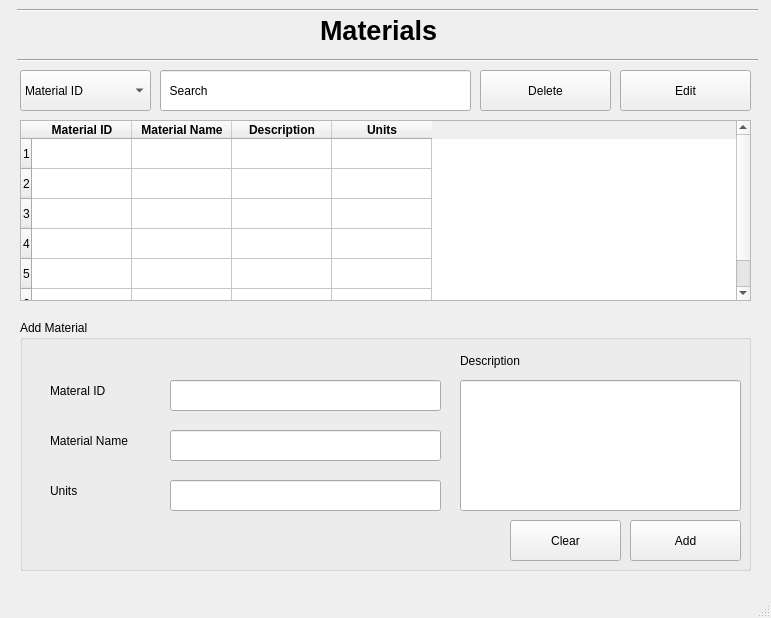
The window that Screens/Materials.ui (basil-ali-khan/Inventory-Management-System) describes before a commit, drawn with Qt 5.
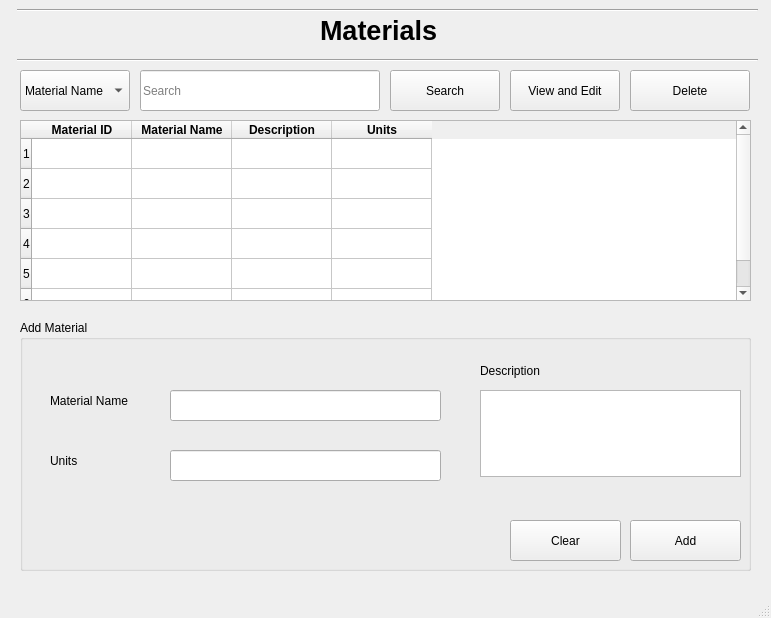
The same window after the commit.

Commit message: Delete functionality added

```diff
--- a/Screens/Materials.ui
+++ b/Screens/Materials.ui
@@ -123,15 +123,10 @@
      <rect>
       <x>20</x>
       <y>70</y>
-      <width>131</width>
+      <width>110</width>
       <height>41</height>
      </rect>
     </property>
-    <item>
-     <property name="text">
-      <string>Material ID</string>
-     </property>
-    </item>
     <item>
      <property name="text">
       <string>Material Name</string>
@@ -151,27 +146,30 @@
    <widget class="QLineEdit" name="lineEdit">
     <property name="geometry">
      <rect>
-      <x>160</x>
+      <x>140</x>
       <y>70</y>
-      <width>311</width>
+      <width>240</width>
       <height>41</height>
      </rect>
     </property>
     <property name="text">
-     <string>  Search</string>
+     <string/>
+    </property>
+    <property name="placeholderText">
+     <string>Search</string>
     </property>
    </widget>
    <widget class="QPushButton" name="pushButton_4">
     <property name="geometry">
      <rect>
-      <x>620</x>
+      <x>510</x>
       <y>70</y>
-      <width>131</width>
+      <width>110</width>
       <height>41</height>
      </rect>
     </property>
     <property name="text">
-     <string>Edit</string>
+     <string>View and Edit</string>
     </property>
    </widget>
    <widget class="QGroupBox" name="groupBox_2">
@@ -186,24 +184,11 @@
     <property name="title">
      <string>Add Material</string>
     </property>
-    <widget class="QLabel" name="label_4">
-     <property name="geometry">
-      <rect>
-       <x>30</x>
-       <y>60</y>
-       <width>81</width>
-       <height>21</height>
-      </rect>
-     </property>
-     <property name="text">
-      <string>Materal ID</string>
-     </property>
-    </widget>
     <widget class="QLabel" name="label_5">
      <property name="geometry">
       <rect>
        <x>30</x>
-       <y>110</y>
+       <y>70</y>
        <width>101</width>
        <height>21</height>
       </rect>
@@ -212,43 +197,11 @@
       <string>Material Name</string>
      </property>
     </widget>
-    <widget class="QLineEdit" name="lineEdit_4">
-     <property name="geometry">
-      <rect>
-       <x>150</x>
-       <y>60</y>
-       <width>271</width>
-       <height>31</height>
-      </rect>
-     </property>
-     <property name="text">
-      <string/>
-     </property>
-     <property name="readOnly">
-      <bool>true</bool>
-     </property>
-    </widget>
-    <widget class="QLineEdit" name="lineEdit_5">
-     <property name="geometry">
-      <rect>
-       <x>150</x>
-       <y>110</y>
-       <width>271</width>
-       <height>31</height>
-      </rect>
-     </property>
-     <property name="text">
-      <string/>
-     </property>
-     <property name="readOnly">
-      <bool>true</bool>
-     </property>
-    </widget>
     <widget class="QLabel" name="label_7">
      <property name="geometry">
       <rect>
        <x>30</x>
-       <y>160</y>
+       <y>130</y>
        <width>101</width>
        <height>21</height>
       </rect>
@@ -261,7 +214,7 @@
      <property name="geometry">
       <rect>
        <x>150</x>
-       <y>160</y>
+       <y>130</y>
        <width>271</width>
        <height>31</height>
       </rect>
@@ -286,27 +239,11 @@
       <string>Add</string>
      </property>
     </widget>
-    <widget class="QLineEdit" name="lineEdit_6">
-     <property name="geometry">
-      <rect>
-       <x>440</x>
-       <y>60</y>
-       <width>281</width>
-       <height>131</height>
-      </rect>
-     </property>
-     <property name="text">
-      <string/>
-     </property>
-     <property name="readOnly">
-      <bool>true</bool>
-     </property>
-    </widget>
     <widget class="QLabel" name="label_9">
      <property name="geometry">
       <rect>
-       <x>440</x>
-       <y>30</y>
+       <x>460</x>
+       <y>40</y>
        <width>81</width>
        <height>21</height>
       </rect>
@@ -328,19 +265,32 @@
       <string>Clear</string>
      </property>
     </widget>
-   </widget>
-   <widget class="QPushButton" name="pushButton_5">
-    <property name="geometry">
-     <rect>
-      <x>480</x>
-      <y>70</y>
-      <width>131</width>
-      <height>41</height>
-     </rect>
-    </property>
-    <property name="text">
-     <string>Delete</string>
-    </property>
+    <widget class="QTextEdit" name="materialDescBox">
+     <property name="geometry">
+      <rect>
+       <x>460</x>
+       <y>70</y>
+       <width>261</width>
+       <height>87</height>
+      </rect>
+     </property>
+    </widget>
+    <widget class="QLineEdit" name="materialNameBox">
+     <property name="geometry">
+      <rect>
+       <x>150</x>
+       <y>70</y>
+       <width>271</width>
+       <height>31</height>
+      </rect>
+     </property>
+     <property name="text">
+      <string/>
+     </property>
+     <property name="readOnly">
+      <bool>false</bool>
+     </property>
+    </widget>
    </widget>
    <widget class="Line" name="line">
     <property name="geometry">
@@ -368,6 +318,32 @@
      <enum>Qt::Horizontal</enum>
     </property>
    </widget>
+   <widget class="QPushButton" name="searchMaterialButton">
+    <property name="geometry">
+     <rect>
+      <x>390</x>
+      <y>70</y>
+      <width>110</width>
+      <height>41</height>
+     </rect>
+    </property>
+    <property name="text">
+     <string>Search</string>
+    </property>
+   </widget>
+   <widget class="QPushButton" name="deleteButton">
+    <property name="geometry">
+     <rect>
+      <x>630</x>
+      <y>70</y>
+      <width>120</width>
+      <height>41</height>
+     </rect>
+    </property>
+    <property name="text">
+     <string>Delete</string>
+    </property>
+   </widget>
   </widget>
   <widget class="QMenuBar" name="menubar">
    <property name="geometry">
```
Left out of the diff: 16 changed lines with no effect on the pictures. The commit also changes 18 other files.
